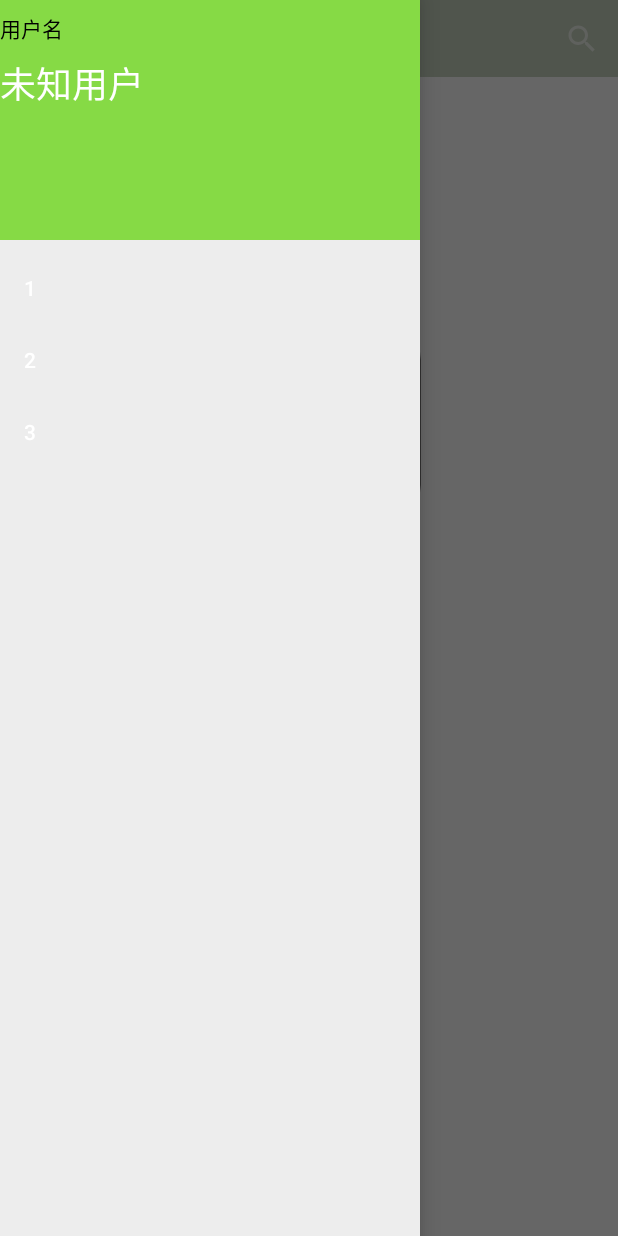
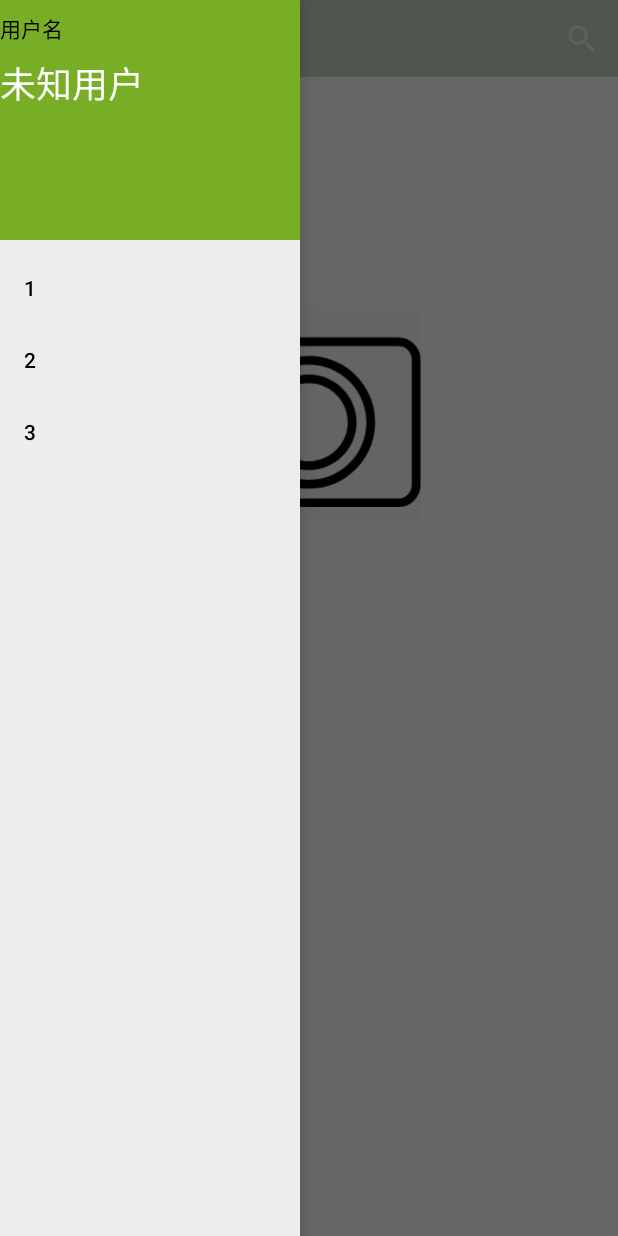
Before and after one commit to LostFrover/Food, an Android app: the HomePage screen opened directly, with no data from a screen before it, with the side drawer open, on a phone screen of 412 x 824 dp. Run offline under Robolectric (Android 15) with nearby library versions, the phone set to English and light mode, and no system bars.

Commit message:
服务器交互待完善，前端界面待修改

```diff
--- a/LoginAndSignup/app/src/main/AndroidManifest.xml
+++ b/LoginAndSignup/app/src/main/AndroidManifest.xml
@@ -1,6 +1,7 @@
 <?xml version="1.0" encoding="utf-8"?>
 <manifest xmlns:android="http://schemas.android.com/apk/res/android"
     package="ir.mhkz.loginandsignup">
+    <uses-permission android:name="android.premission.INTERNET"/>
     <application
         android:allowBackup="true"
         android:icon="@mipmap/ic_launcher"
--- a/LoginAndSignup/app/src/main/res/layout/activity_home_page.xml
+++ b/LoginAndSignup/app/src/main/res/layout/activity_home_page.xml
@@ -19,11 +19,12 @@
 
     <android.support.design.widget.NavigationView
         android:id="@+id/nav_view_left"
-        android:layout_width="wrap_content"
+        android:layout_width="200dp"
         android:layout_height="match_parent"
         android:layout_gravity="start"
         android:background="#ededed"
         app:headerLayout="@layout/sidemenuhead"
+        app:itemTextColor="@color/black"
         app:menu="@menu/sidemenu" />
 
 </android.support.v4.widget.DrawerLayout>
--- a/LoginAndSignup/app/src/main/res/layout/register.xml
+++ b/LoginAndSignup/app/src/main/res/layout/register.xml
@@ -13,6 +13,7 @@
         android:orientation="vertical"
         app:layout_constraintBottom_toTopOf="@+id/LinearInfo"
         app:layout_constraintEnd_toEndOf="parent"
+        app:layout_constraintHorizontal_bias="1.0"
         app:layout_constraintStart_toStartOf="parent"
         app:layout_constraintTop_toTopOf="parent"
         app:layout_constraintVertical_chainStyle="packed">
@@ -21,8 +22,8 @@
             android:layout_width="wrap_content"
             android:layout_height="wrap_content"
             android:layout_gravity="center"
+            android:layout_marginTop="15dp"
             android:layout_marginBottom="15dp"
-            android:layout_marginTop="15dp"
             android:text="@string/registrationPage"
             android:textSize="30sp" />
 
@@ -41,6 +42,7 @@
         app:layout_constraintTop_toBottomOf="@+id/LinearRP">
 
         <android.support.design.widget.TextInputLayout
+            android:id="@+id/textInputLayout2"
             android:layout_width="fill_parent"
             android:layout_height="wrap_content">
 
--- a/LoginAndSignup/app/src/main/res/layout/sidemenuhead.xml
+++ b/LoginAndSignup/app/src/main/res/layout/sidemenuhead.xml
@@ -3,7 +3,7 @@
     xmlns:app="http://schemas.android.com/apk/res-auto"
     android:layout_width="match_parent"
     android:layout_height="160dp"
-    android:background="#86DA45"
+    android:background="@color/colorPrimaryDark"
     android:gravity="bottom"
     android:orientation="vertical"
     android:paddingLeft="0dp"
```
Also changed, not shown: LoginAndSignup/app/src/main/java/ir/mhkz/loginandsignup/HomePage.java (+21 -1 lines), LoginAndSignup/app/src/main/java/ir/mhkz/loginandsignup/MainActivity.java (+51 -5 lines).
